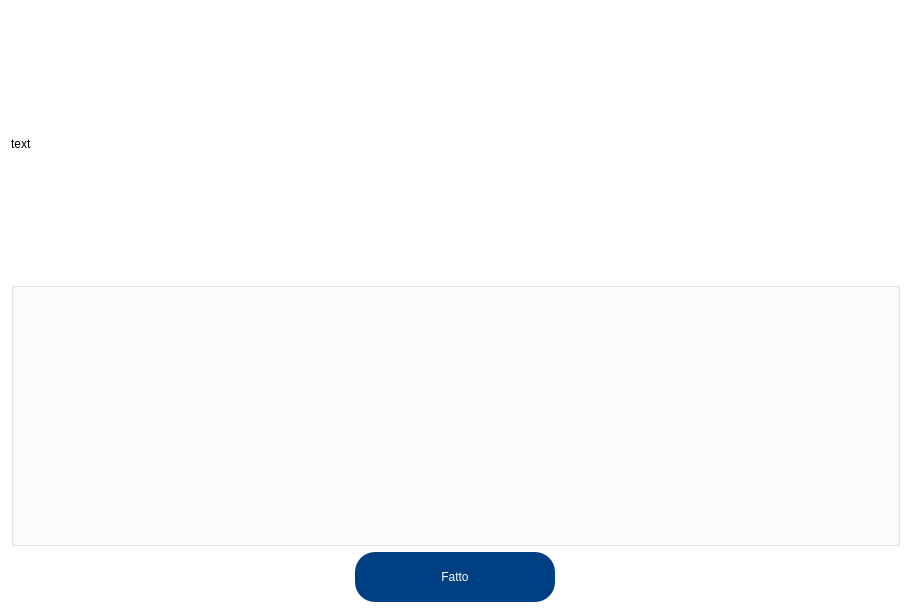
Above: GUI/qtdesigner/WebcamSelectionWindow.ui from cosfederico/Interfaccia-Tesi before the change. Below: the same form after it.
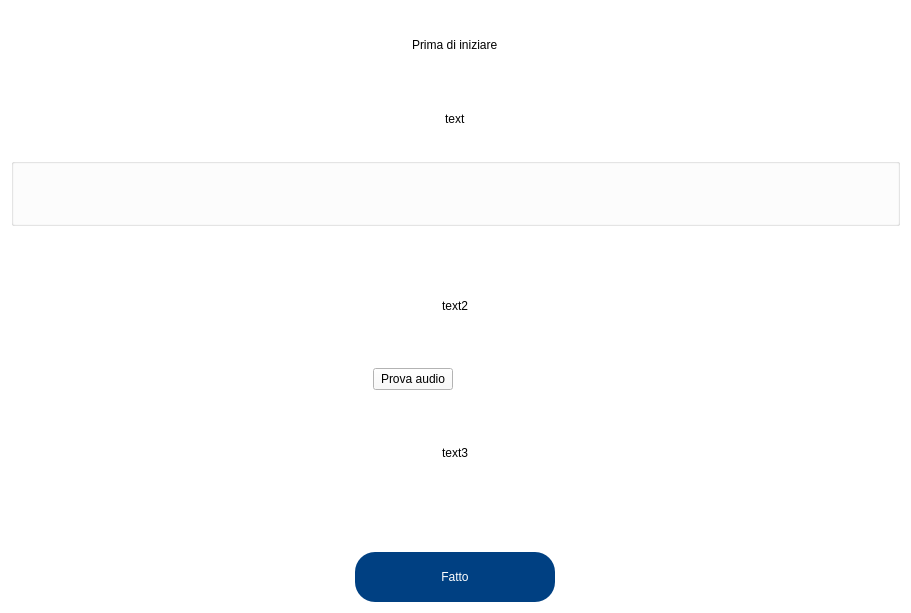
That is the form after the change.

Commit message: added audio test button before launch

```diff
--- a/GUI/qtdesigner/WebcamSelectionWindow.ui
+++ b/GUI/qtdesigner/WebcamSelectionWindow.ui
@@ -17,7 +17,18 @@
    <string notr="true">background-color: rgb(255, 255, 255);</string>
   </property>
   <layout class="QVBoxLayout" name="verticalLayout">
-   <item>
+   <item alignment="Qt::AlignHCenter">
+    <widget class="QLabel" name="title">
+     <property name="styleSheet">
+      <string notr="true">font: 30pt &quot;Rubik Light&quot;;
+background-color: rgba(255, 255, 255, 0);</string>
+     </property>
+     <property name="text">
+      <string>Prima di iniziare</string>
+     </property>
+    </widget>
+   </item>
+   <item alignment="Qt::AlignHCenter">
     <widget class="QLabel" name="text">
      <property name="styleSheet">
       <string notr="true">font: 17pt &quot;Rubik Light&quot;;
@@ -48,6 +59,91 @@
      </property>
     </widget>
    </item>
+   <item>
+    <spacer name="verticalSpacer_2">
+     <property name="orientation">
+      <enum>Qt::Vertical</enum>
+     </property>
+     <property name="sizeType">
+      <enum>QSizePolicy::Maximum</enum>
+     </property>
+     <property name="sizeHint" stdset="0">
+      <size>
+       <width>0</width>
+       <height>40</height>
+      </size>
+     </property>
+    </spacer>
+   </item>
+   <item alignment="Qt::AlignHCenter">
+    <widget class="QLabel" name="text2">
+     <property name="styleSheet">
+      <string notr="true">font: 17pt &quot;Rubik Light&quot;;
+background-color: rgba(255, 255, 255, 0);</string>
+     </property>
+     <property name="text">
+      <string>text2</string>
+     </property>
+    </widget>
+   </item>
+   <item>
+    <layout class="QHBoxLayout" name="horizontalLayout">
+     <item alignment="Qt::AlignRight">
+      <widget class="QPushButton" name="audio_button">
+       <property name="minimumSize">
+        <size>
+         <width>0</width>
+         <height>0</height>
+        </size>
+       </property>
+       <property name="styleSheet">
+        <string notr="true">font: 11pt &quot;Rubik Light&quot;;
+background-color: rgb(250, 250, 250);</string>
+       </property>
+       <property name="text">
+        <string>Prova audio</string>
+       </property>
+       <property name="checkable">
+        <bool>false</bool>
+       </property>
+      </widget>
+     </item>
+     <item alignment="Qt::AlignLeft">
+      <widget class="QLabel" name="audio_icon">
+       <property name="text">
+        <string/>
+       </property>
+      </widget>
+     </item>
+    </layout>
+   </item>
+   <item alignment="Qt::AlignHCenter">
+    <widget class="QLabel" name="text3">
+     <property name="styleSheet">
+      <string notr="true">font: 17pt &quot;Rubik Light&quot;;
+background-color: rgba(255, 255, 255, 0);</string>
+     </property>
+     <property name="text">
+      <string>text3</string>
+     </property>
+    </widget>
+   </item>
+   <item>
+    <spacer name="verticalSpacer">
+     <property name="orientation">
+      <enum>Qt::Vertical</enum>
+     </property>
+     <property name="sizeType">
+      <enum>QSizePolicy::Minimum</enum>
+     </property>
+     <property name="sizeHint" stdset="0">
+      <size>
+       <width>0</width>
+       <height>60</height>
+      </size>
+     </property>
+    </spacer>
+   </item>
    <item alignment="Qt::AlignHCenter">
     <widget class="QPushButton" name="done_button">
      <property name="minimumSize">
```
The commit also changes 3 other files.
